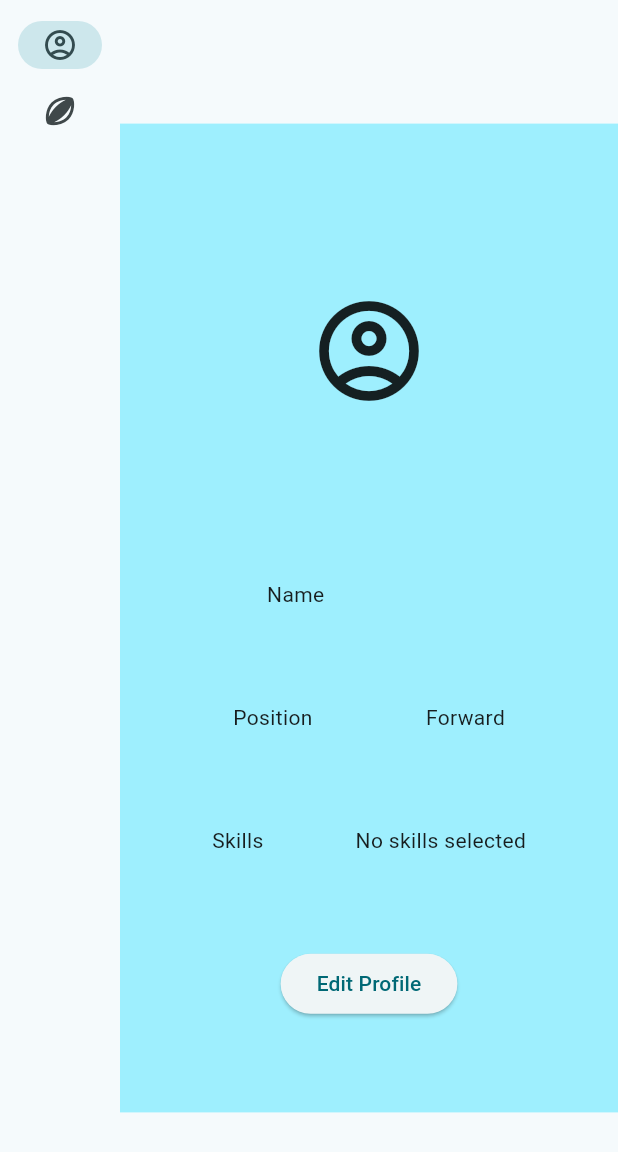
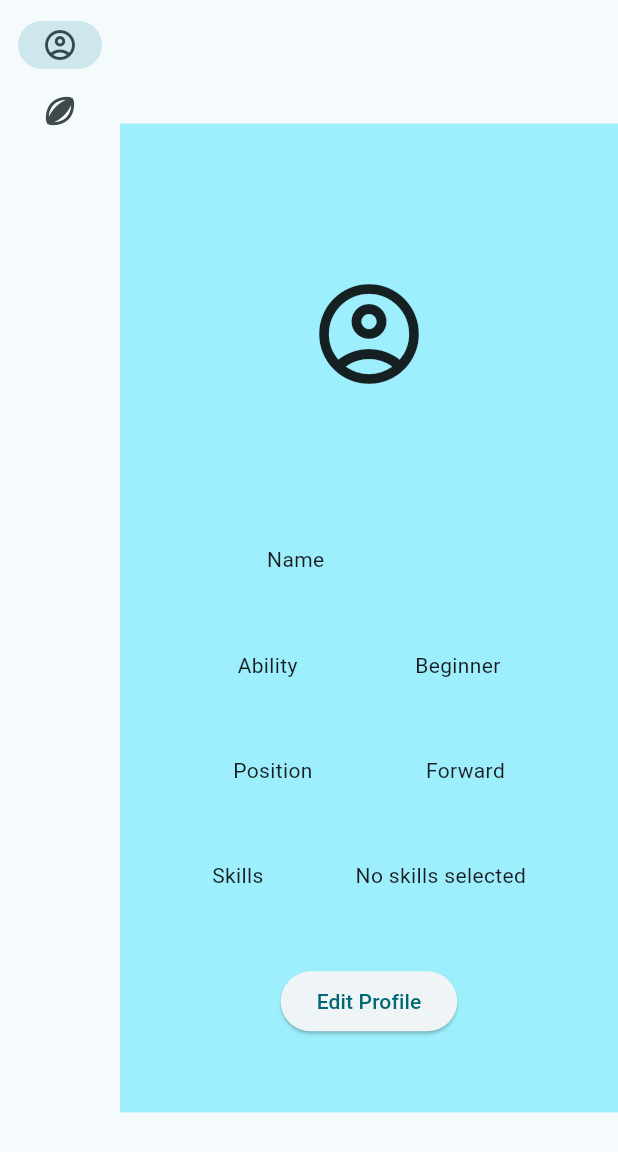
Before and after one commit to mm2277/pbrx-rugby-app, a Flutter app: the MainAppPage screen opened directly with empty values, on a phone screen of 412 x 824 dp. Shown: the top 1152 px of the screen. Run offline on Flutter 3.47's test engine with Material 3 defaults, Android fonts, the light colour scheme and no system bars; our stand-ins replace flutter_dotenv, multi_dropdown, smooth_page_indicator; accounts and stored records are empty; statements that could not run were skipped.

Commit message:
adding ability to profile page and to prompt

```diff
--- a/pbrx_rugby_app/lib/models/training_plan_generator.dart
+++ b/pbrx_rugby_app/lib/models/training_plan_generator.dart
@@ -42,7 +42,6 @@ class TrainingPlanGenerator {
 
     if (response.statusCode == 200) {
       final data = jsonDecode(response.body);
-      print(data);
       final jsonString =
           data['candidates']?[0]?['content']?['parts']?[0]?['text'];
 
@@ -73,13 +72,21 @@ class TrainingPlanGenerator {
     final skillsList = profile.skills?.map((s) => s.name).join(', ') ?? 'None';
     final playerName =
         profile.name?.isNotEmpty == true ? profile.name : 'Unnamed Player';
+    final ability = profile.ability?.name ?? 'Unknown';
 
     return '''
 You are a personal training for a rugby player, generate a training plan for a player with these attributes:
 - Name: $playerName
+- Ability: $ability
 - Position: $positionName
 - Skills: $skillsList
 - Season: $season
+
+When thinking of the training plan consider:
+- the season where in-season should have more training than out-season,
+- the ability of the player, beginners can often take less training load than advanced
+- player position backs tend to have more running and sprint training and forwards having more strength and power
+- skills make sure each skill is getting trained enough
 
 The training plan must be  $weeks weeks long and follow this JSON structure:
 {
--- a/pbrx_rugby_app/lib/widgets/profile_card.dart
+++ b/pbrx_rugby_app/lib/widgets/profile_card.dart
@@ -52,6 +52,17 @@ class _ProfileCardState extends State<ProfileCard> {
             crossAxisAlignment: CrossAxisAlignment.center,
             children: [
               Text(
+                "Ability",
+              ),
+              Text(widget.profile.safeAbility)
+            ],
+          ),
+          Row(
+            mainAxisAlignment: MainAxisAlignment.spaceEvenly,
+            mainAxisSize: MainAxisSize.max,
+            crossAxisAlignment: CrossAxisAlignment.center,
+            children: [
+              Text(
                 "Position",
               ),
               Text(widget.profile.safePosition)
```
Also changed, not shown: pbrx_rugby_app/lib/widgets/create_profile_card.dart (+40 -1 lines).
